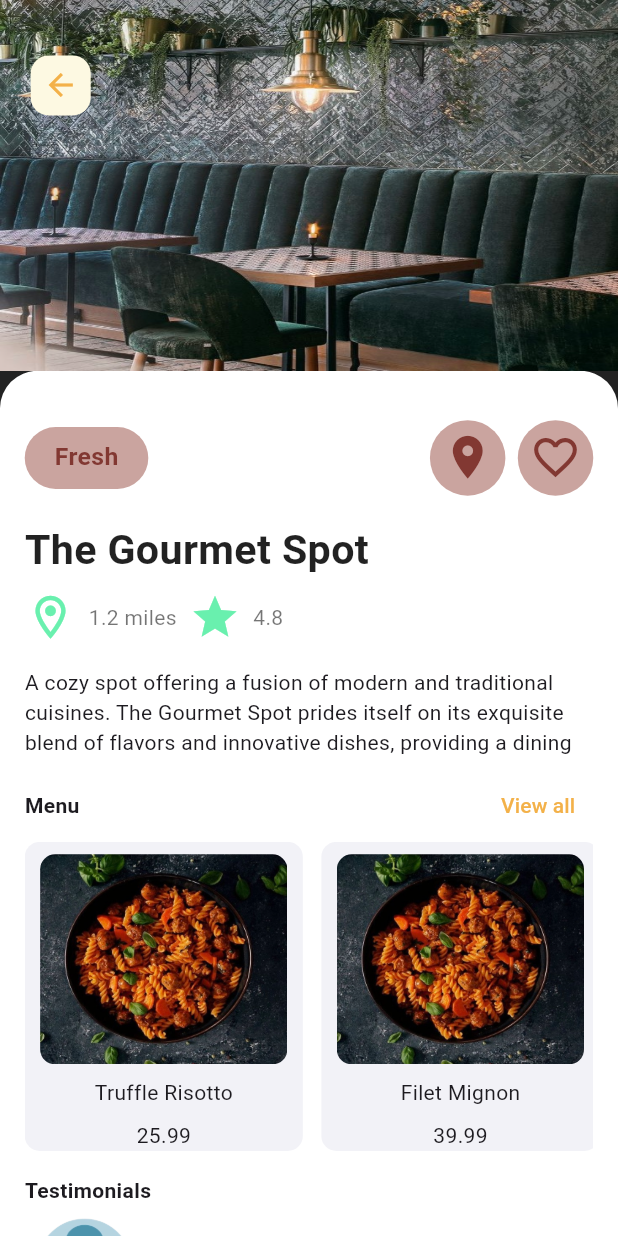
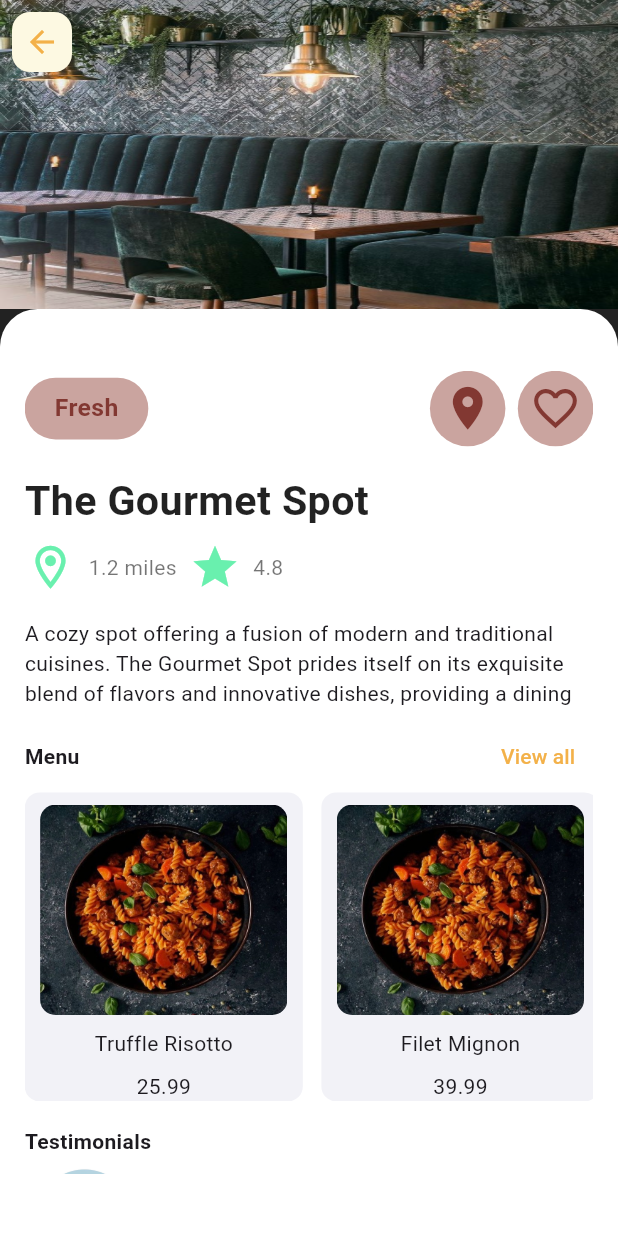
Before and after one commit to LeenAlsous/restaurants_ui, a Flutter app: the RestaurantPage screen opened directly with sample values from the repository, on a phone screen of 412 x 824 dp. Run offline on Flutter 3.47's test engine with Material 3 defaults, Android fonts, the phone set to English and light mode, and no system bars; our stand-ins replace persistent_bottom_nav_bar_v2, sizer.

Commit message:
used nested scroll view in restaurant profile

```diff
--- a/lib/presentation/views/restaurant.dart
+++ b/lib/presentation/views/restaurant.dart
@@ -20,18 +20,13 @@ class _RestaurantPageState extends State<RestaurantPage> {
   Widget build(BuildContext context) {
     return Scaffold(
         backgroundColor: Colors.black87,
-        body: Column(
-          children: [
-            Stack(children: [
-              SizedBox(
-                  height: 30.h,
-                  width: 100.w,
-                  child: Image.asset(
-                    'assets/restaurant.jpeg',
-                    fit: BoxFit.fill,
-                  )),
-              Padding(
-                  padding: EdgeInsets.symmetric(horizontal: 4.w, vertical: 4.h),
+        body: NestedScrollView(
+          floatHeaderSlivers: true,
+          headerSliverBuilder: (BuildContext context, bool innerBoxIsScrolled) {
+            return [
+            SliverAppBar(
+              leading: Padding(
+                padding: const EdgeInsets.all(8.0),
                 child: BackButton(
                     color: const Color(0xFFF3B149),
                     style: ButtonStyle(
@@ -40,18 +35,28 @@ class _RestaurantPageState extends State<RestaurantPage> {
                                 borderRadius: BorderRadius.circular(12))),
                         backgroundColor: const MaterialStatePropertyAll(
                           Color(0xFFFDF9E2),
-                          ))))
-            ]),
-            Expanded(
-                child: SingleChildScrollView(
-              child: Container(
+                        ))),
+              ),
+              forceElevated: innerBoxIsScrolled,
+              floating: true,
+              expandedHeight: 25.h,
+            flexibleSpace: FlexibleSpaceBar(
+            background: Image.asset('assets/restaurant.jpeg', fit: BoxFit.
+              fill,),)
+            ,
+            )
+            ];
+          },
+          body: Container(
               decoration: const BoxDecoration(
                   borderRadius:
                   BorderRadius.vertical(top: Radius.circular(25)),
                   color: Colors.white),
               child: Padding(
                 padding:
-                        EdgeInsets.symmetric(horizontal: 4.w, vertical: 4.h),
+                EdgeInsets.symmetric(horizontal: 4.w, vertical: 5.h),
+                child: SingleChildScrollView(
+                  physics: const ClampingScrollPhysics(),
                   child: Column(
                     children: [
                       Row(
@@ -67,32 +72,43 @@ class _RestaurantPageState extends State<RestaurantPage> {
                                 child: Text(
                                   widget.restaurant.tag,
                                   style: TextStyle(
-                                    color: Theme.of(context).primaryColor,
-                                    fontWeight: FontWeight.bold, fontSize: 12.sp),
+                                      color: Theme
+                                          .of(context)
+                                          .primaryColor,
+                                      fontWeight: FontWeight.bold,
+                                      fontSize: 12.sp),
                                 )),
                           ),
                           const Spacer(),
                           IconButton(
                             style: const ButtonStyle(
-                                  backgroundColor: MaterialStatePropertyAll(Color(0xFFcaa49f)),
-                                  shape: MaterialStatePropertyAll(
-                                      CircleBorder())),
-                              onPressed: (){},
+                                backgroundColor: MaterialStatePropertyAll(
+                                    Color(0xFFcaa49f)),
+                                shape:
+                                MaterialStatePropertyAll(CircleBorder())),
+                            onPressed: () {},
                             icon: Icon(Icons.location_on,
-                              color: Theme.of(context).primaryColor,
+                                color: Theme
+                                    .of(context)
+                                    .primaryColor,
                                 size: 25.sp),
                           ),
-                            SizedBox(width: 2.w,),
+                          SizedBox(
+                            width: 2.w,
+                          ),
                           IconButton(
                             style: const ButtonStyle(
-                                backgroundColor: MaterialStatePropertyAll(Color(0xFFcaa49f)),
-                                  shape: MaterialStatePropertyAll(
-                                      CircleBorder())),
+                                backgroundColor: MaterialStatePropertyAll(
+                                    Color(0xFFcaa49f)),
+                                shape:
+                                MaterialStatePropertyAll(CircleBorder())),
                             icon: Icon(
                               isFavorite
                                   ? Icons.favorite
                                   : Icons.favorite_border,
-                                color: Theme.of(context).primaryColor,
+                              color: Theme
+                                  .of(context)
+                                  .primaryColor,
                               size: 25.sp,
                             ),
                             onPressed: () {
@@ -160,7 +176,8 @@ class _RestaurantPageState extends State<RestaurantPage> {
                           height: 25.h,
                           child: ListView.builder(
                             scrollDirection: Axis.horizontal,
-                              itemBuilder: (context, index) => CustomContainer(
+                            itemBuilder: (context, index) =>
+                                CustomContainer(
                                   detail: widget.restaurant.items[index],
                                 ),
                             itemCount: widget.restaurant.items.length,
@@ -176,7 +193,8 @@ class _RestaurantPageState extends State<RestaurantPage> {
                         height: 10.h,
                         child: ListView.builder(
                           scrollDirection: Axis.horizontal,
-                            itemBuilder: (context, index) => Row(
+                          itemBuilder: (context, index) =>
+                              Row(
                                 children: [
                                   Image.asset(
                                     users[index].profileImage,
@@ -184,7 +202,8 @@ class _RestaurantPageState extends State<RestaurantPage> {
                                     width: 10.h,
                                   ),
                                   Column(
-                                  crossAxisAlignment: CrossAxisAlignment.start,
+                                    crossAxisAlignment: CrossAxisAlignment
+                                        .start,
                                     mainAxisAlignment: MainAxisAlignment.center,
                                     children: [
                                       Text(users[index].name),
@@ -198,9 +217,8 @@ class _RestaurantPageState extends State<RestaurantPage> {
                       )
                     ],
                   ),
+                ),
               )),
-            ))
-          ],
         ));
   }
 }
```
Lines whose indentation alone changed are shown as unchanged.
